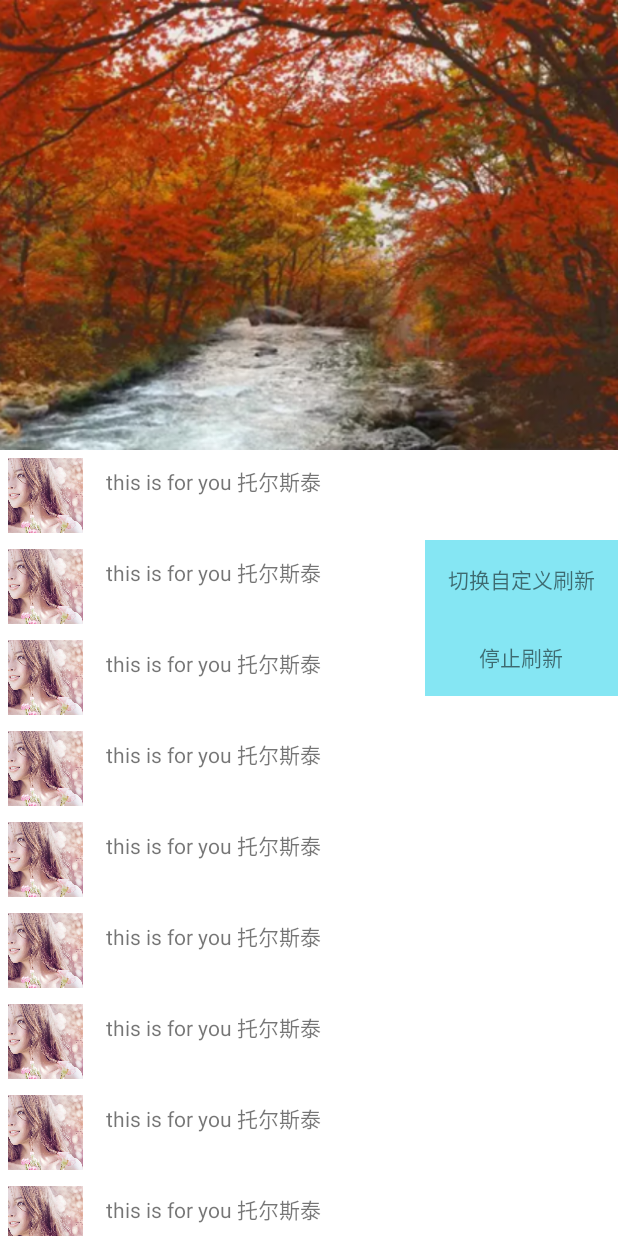
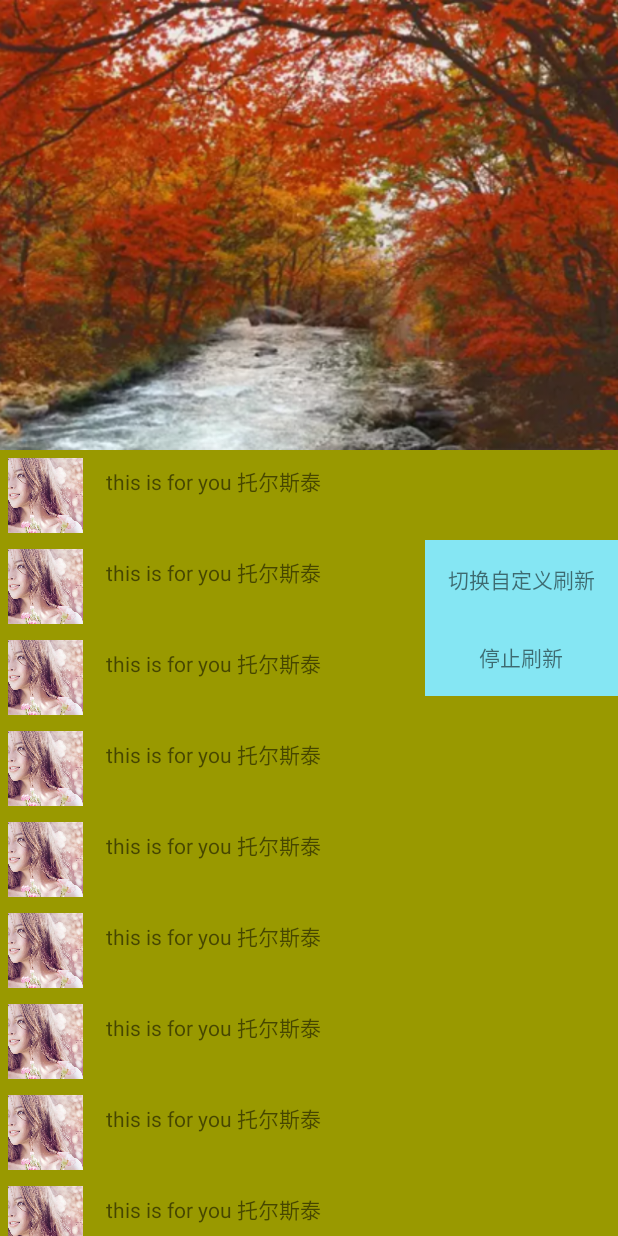
Before and after one commit to powyin/android_swipe_refresh_layout, an Android app: the SimpleSwipeNest screen opened directly, with no data from a screen before it, on a phone screen of 412 x 824 dp. Run offline under Robolectric (Android 15) with nearby library versions, the phone set to English and light mode, and no system bars.

Commit message:
fixed RecycleView.inflate()

```diff
--- a/app/build.gradle
+++ b/app/build.gradle
@@ -25,8 +25,8 @@ android {
 dependencies {
     compile fileTree(dir: 'libs', include: ['*.jar'])
     testCompile 'junit:junit:4.12'
-//    compile project(path: ':scroll')
+    compile project(path: ':scroll')
 //    or
-    compile 'com.github.powyin:scroll:1.3.7'
+//    compile 'com.github.powyin:scroll:1.3.7'
 
 }
--- a/app/src/main/res/layout/recycler_view_holder_item.xml
+++ b/app/src/main/res/layout/recycler_view_holder_item.xml
@@ -1,7 +1,8 @@
 <?xml version="1.0" encoding="utf-8"?>
 <LinearLayout xmlns:android="http://schemas.android.com/apk/res/android"
     android:orientation="horizontal" android:layout_width="match_parent"
-    android:layout_height="match_parent"
+    android:layout_height="wrap_content"
+    android:background="#ff999900"
     >
 
     <ImageView
--- a/scroll/src/main/java/com/powyin/scroll/adapter/MultipleRecycleAdapter.java
+++ b/scroll/src/main/java/com/powyin/scroll/adapter/MultipleRecycleAdapter.java
@@ -35,7 +35,6 @@ public class MultipleRecycleAdapter<T>  extends RecyclerView.Adapter<PowViewHold
     private List<T> mDataList = new ArrayList<>();
     private boolean mShowError = true;                                                                                 // 是否展示错误信息
     private Map<T, PowViewHolder> mDataToViewHolder = new HashMap<>();
-    private final DataSetObservable mDataSetObservable = new DataSetObservable();
 
     @SuppressWarnings("unchecked")
     @SafeVarargs
```
